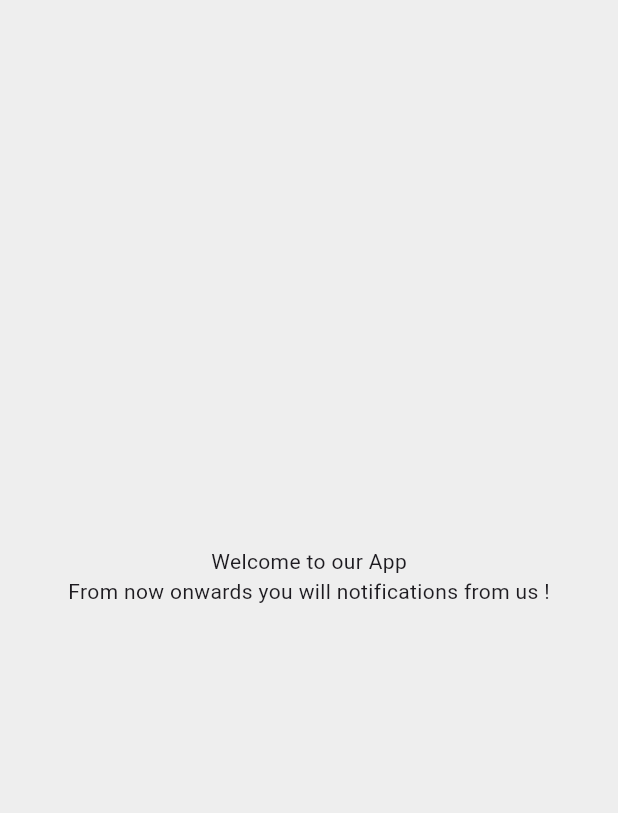
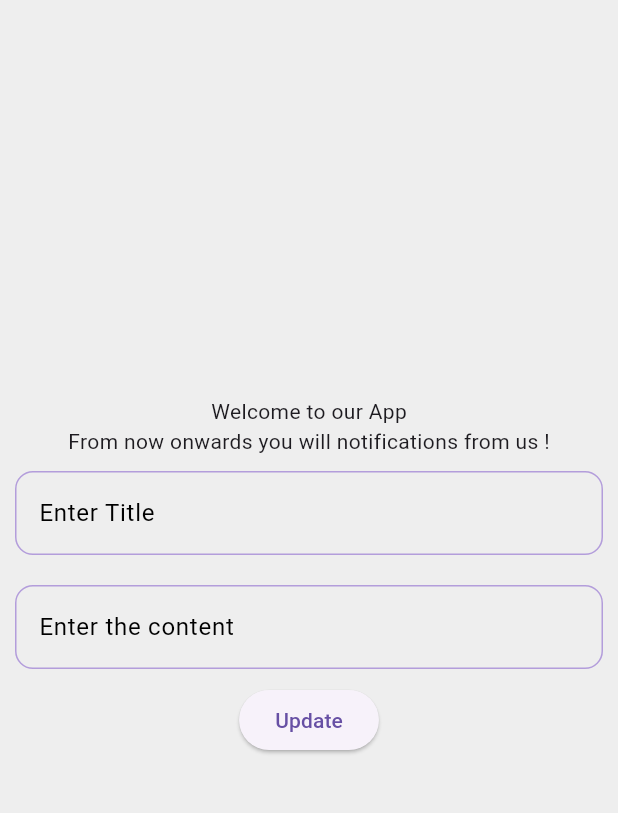
Before and after one commit to Kabilan1211/test_1, a Flutter app: the MyHomePage screen opened directly, on a phone screen of 412 x 824 dp, the part 84-897 px from its top. Run offline on Flutter 3.47's test engine with Material 3 defaults, Android fonts, the phone set to English and light mode, and no system bars; our stand-ins replace animated_splash_screen; missing offline and left inert: mongo_dart.

Commit message:
Last update 19.3.24

```diff
--- a/lib/Pages/updatePass.dart
+++ b/lib/Pages/updatePass.dart
@@ -4,7 +4,7 @@ import 'package:flutter/material.dart';
 import 'package:test_1/Widgets/textField.dart';
 import 'package:test_1/dbSupport/mongo.dart';
 import 'package:test_1/Pages/login.dart';
-import 'package:test_1/Pages/main.dart';
+import 'package:test_1/main.dart';
 import 'package:test_1/Widgets/read.dart';
 
 //This is the reset password page
--- a/lib/Widgets/navbar.dart
+++ b/lib/Widgets/navbar.dart
@@ -1,6 +1,7 @@
 // ignore_for_file: file_names, unnecessary_string_interpolations
 import 'package:flutter/material.dart';
 import 'package:test_1/Pages/login.dart';
+import 'package:test_1/Pages/notificationPage.dart';
 import 'package:test_1/Widgets/read.dart';
 
 // This is Navigation drawer page
@@ -73,7 +74,7 @@ class NavBar extends StatelessWidget {
             const Tile(
                 icons: Icon(Icons.notifications),
                 text: "Notification",
-                fun: Login()),
+                fun: NotificationScreen()),
           ]),
     );
   }
--- a/lib/Pages/main.dart
+++ b/lib/main.dart
@@ -1,9 +1,11 @@
 import 'package:flutter/material.dart';
+import 'package:test_1/Widgets/textField.dart';
 import 'package:test_1/dbSupport/mongo.dart';
 import 'package:test_1/Pages/splash.dart';
 import 'dart:async';
 import 'package:test_1/Pages/login.dart';
 import 'package:test_1/Widgets/navbar.dart';
+import 'package:test_1/dbSupport/notificationModel.dart';
 
 //This is the home page
 
@@ -39,6 +41,11 @@ class MyHomePage extends StatefulWidget {
 
 class _MyHomePageState extends State<MyHomePage> {
 
+  final _titleController = TextEditingController();
+  final _bodyController = TextEditingController();
+  String title = "";
+  String body = "";
+
   //Function to route the user to signout page
   Future<void> signOut() async {
     // ignore: use_build_context_synchronously
@@ -48,6 +55,10 @@ class _MyHomePageState extends State<MyHomePage> {
     );
   }
 
+  Future<void> insertNotification(String title, String body) async {
+    var data = NotificationModel(title: title, body: body);
+    await MongoDatabase.insertnotification(data);
+  }
   @override
   Widget build(BuildContext context) {
     return Scaffold(
@@ -61,19 +72,42 @@ class _MyHomePageState extends State<MyHomePage> {
         centerTitle: true,
       ),
       backgroundColor: Colors.grey[200],
-      body: const Center(
+      body: Center(
         child: Column(
           mainAxisAlignment: MainAxisAlignment.center,
           crossAxisAlignment: CrossAxisAlignment.center,
           children: <Widget>[
-            Text("Welcome to our App"),
-            Text("From now onwards you will notifications from us !"),
+            const Text("Welcome to our App"),
+            const Text("From now onwards you will notifications from us !"),
 
             // For debugging Purpose
             // ElevatedButton(onPressed: (){
             //   fetchData(emailId);
             //   },
             //    child: const Text("Read"))
+
+            CustomTextField1(
+              controller: _titleController,
+              hintText: "Enter Title",
+              secureText: false,
+              validator: (val){
+              return null;
+            }
+            ),
+            CustomTextField1(
+              controller: _bodyController,
+              hintText: "Enter the content",
+              secureText: false,
+              validator: (val){
+                return null;
+              }),
+              ElevatedButton(onPressed: (){
+                setState(() {
+                  title = _titleController.text;
+                  body = _bodyController.text;
+                });
+                insertNotification(title, body);
+              }, child: Text("Update"))
           ],
         ),
       ),
```
Also changed, not shown: lib/Pages/login.dart (+4 -3 lines), lib/Pages/notificationPage.dart (added, +66 -0 lines), lib/Widgets/read.dart (+7 -2 lines), lib/dbSupport/mongo.dart (+10 -0 lines), 1 other file.
